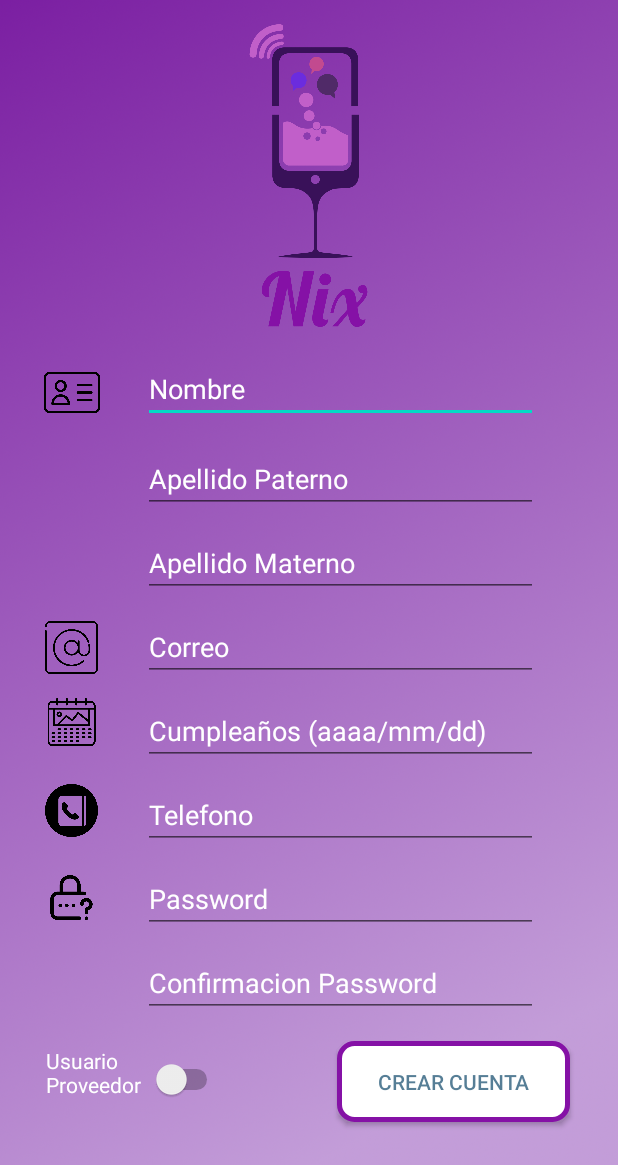
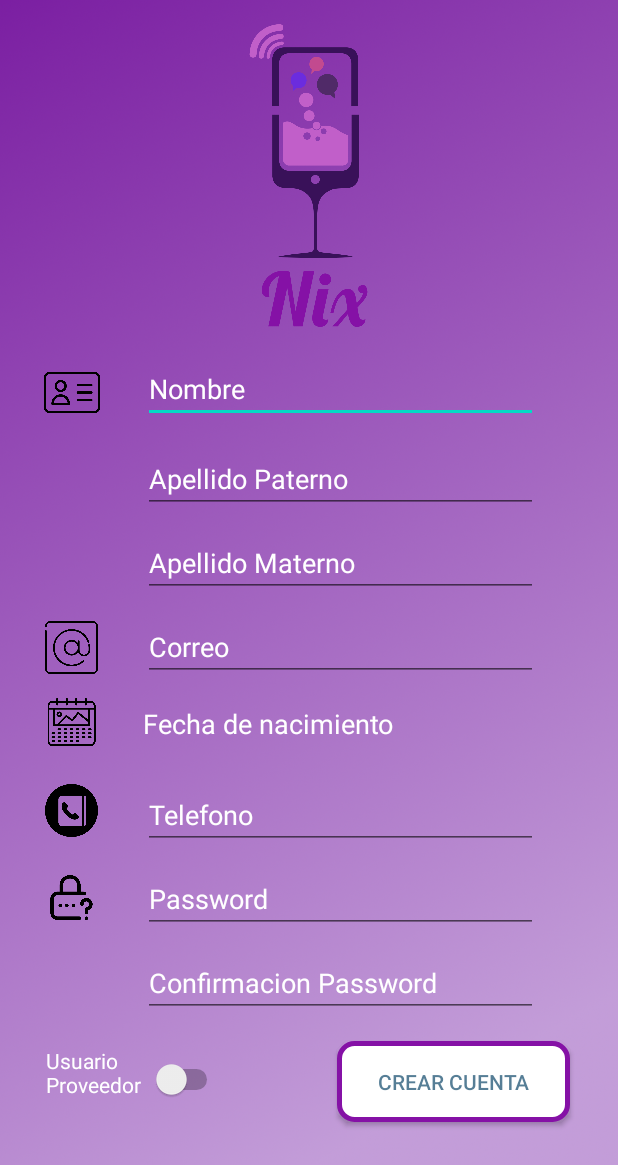
Before and after one commit to EdalfnerUnityBrited/NixApp, an Android app: the CrearCuenta screen opened directly, with no data from a screen before it, on a phone screen of 412 x 824 dp. Shown: the top 1165 px of the screen. Run offline under Robolectric (Android 15) with nearby library versions, the phone set to English and light mode, and no system bars; libraries missing offline, so code that uses them is left out: com.mysql.jdbc.

Commit message:
Se hizo la activity de Crear cuenta

```diff
--- a/app/src/main/java/com/example/nixapp/UI/CrearCuenta.java
+++ b/app/src/main/java/com/example/nixapp/UI/CrearCuenta.java
@@ -3,19 +3,26 @@ package com.example.nixapp.UI;
 import androidx.appcompat.app.AppCompatActivity;
 
 import android.app.AlertDialog;
+import android.app.DatePickerDialog;
 import android.content.DialogInterface;
 import android.content.Intent;
+import android.graphics.Color;
+import android.graphics.drawable.ColorDrawable;
 import android.os.Bundle;
+import android.util.Log;
 import android.view.View;
 import android.widget.Button;
 import android.widget.CompoundButton;
+import android.widget.DatePicker;
 import android.widget.EditText;
 import android.widget.Switch;
+import android.widget.TextView;
 import android.widget.Toast;
 
 import com.example.nixapp.DB.Conexion;
 import com.example.nixapp.R;
 
+import java.util.Calendar;
 import java.util.regex.Pattern;
 
 public class CrearCuenta extends AppCompatActivity implements CompoundButton.OnCheckedChangeListener, View.OnClickListener {
@@ -25,6 +32,10 @@ public class CrearCuenta extends AppCompatActivity implements CompoundButton.OnC
     EditText etNombre, etApellidoP, etApellidoM, etEmail, etTelefono, etFechaNac, etPassword, etPasswordConf;
     Intent intent;
 
+    private static final String TAG = "MainActivity";
+
+    private TextView mDisplayDate;
+    private DatePickerDialog.OnDateSetListener mDateSetListener;
     private Conexion conne= new Conexion();
 
     @Override
@@ -41,13 +52,43 @@ public class CrearCuenta extends AppCompatActivity implements CompoundButton.OnC
         etApellidoM=findViewById(R.id.apellido_materno);
         etEmail=findViewById(R.id.arroba);
         etTelefono=findViewById(R.id.telefono);
-        etFechaNac=findViewById(R.id.fecha_nacimiento);
         etPasswordConf=findViewById(R.id.passwordConfirmacion);
         btnCrear=findViewById(R.id.buttonCrearCuenta);
         etPassword=findViewById(R.id.password);
 
         switchProveedor.setOnCheckedChangeListener(this);
         btnCrear.setOnClickListener(this);
+        //////////////
+        mDisplayDate = (TextView)findViewById(R.id.fecha_nacimiento);
+        mDisplayDate.setOnClickListener(new View.OnClickListener() {
+            @Override
+            public void onClick(View v) {
+                Calendar cal = Calendar.getInstance();
+                int year = cal.get(Calendar.YEAR);
+                int mes = cal.get(Calendar.MONTH);
+                int dia = cal.get(Calendar.DAY_OF_MONTH);
+
+                DatePickerDialog dialog = new DatePickerDialog(
+                        CrearCuenta.this,
+                        android.R.style.Theme_Holo_Light_Dialog_MinWidth,
+                        mDateSetListener,
+                        year,mes,dia);
+                dialog.getWindow().setBackgroundDrawable(new ColorDrawable(Color.TRANSPARENT));
+                dialog.show();
+            }
+        });
+
+        mDateSetListener = new DatePickerDialog.OnDateSetListener() {
+            @Override
+            public void onDateSet(DatePicker datePicker, int year, int month, int day) {
+                month = month + 1;
+                Log.d(TAG, "onDateSet: mm/dd/yyy: " + month + "/" + day + "/" + year);
+
+                String date = month + "/" + day + "/" + year;
+                mDisplayDate.setText(date);
+            }
+        };
+        /////////////
     }
 
     @Override
--- a/app/src/main/res/layout/activity_crear_cuenta.xml
+++ b/app/src/main/res/layout/activity_crear_cuenta.xml
@@ -107,6 +107,8 @@
         app:layout_constraintTop_toBottomOf="@+id/imageView3"
         app:srcCompat="@drawable/calendar" />
 
+
+
     <EditText
         android:id="@+id/telefono"
         android:layout_width="263dp"
@@ -209,18 +211,19 @@
         app:layout_constraintEnd_toStartOf="@+id/switchProveedor"
         app:layout_constraintTop_toBottomOf="@+id/passwordConfirmacion" />
 
-    <EditText
+    <TextView
         android:id="@+id/fecha_nacimiento"
         android:layout_width="263dp"
         android:layout_height="40dp"
         android:layout_marginStart="95dp"
         android:layout_marginTop="16dp"
-        android:ems="10"
-        android:hint="Cumpleaños (aaaa/mm/dd)"
         android:textColor="#ffffffff"
         android:textColorHint="#ffffffff"
         android:inputType="date"
+        app:layout_constraintTop_toBottomOf="@+id/arroba"
+        android:hint="Fecha de nacimiento"
+        android:textSize="18dp"
         app:layout_constraintStart_toStartOf="parent"
-        app:layout_constraintTop_toBottomOf="@+id/arroba" />
+        tools:ignore="MissingConstraints" />
 
 </androidx.constraintlayout.widget.ConstraintLayout>
```
